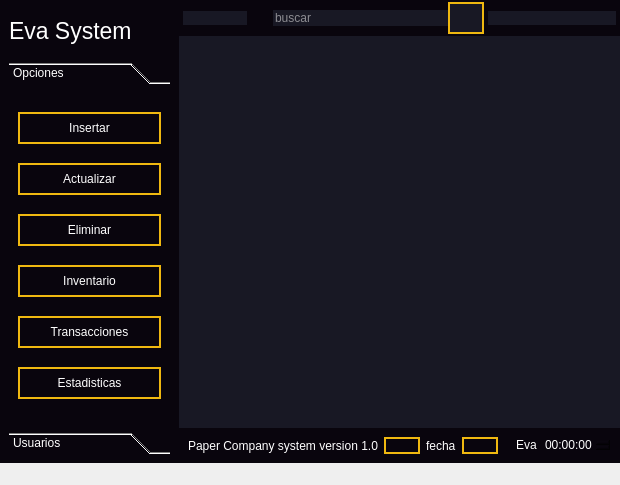
Above: ui/EvaSystem.ui from leonardo2322/Eva before the change. Below: the same form after it.
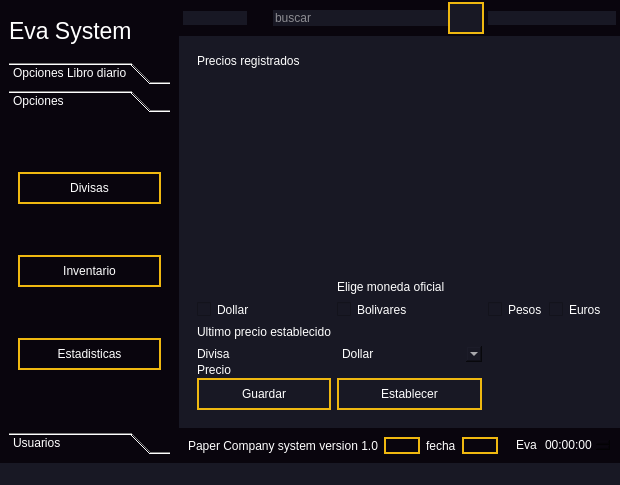
That is the form after the change. Icons and pictures are not drawn.

Commit message: funcionando eliminacion en conjunto colores y palabras en balance todo encaminado

The edit to the form file:
```diff
--- a/ui/EvaSystem.ui
+++ b/ui/EvaSystem.ui
@@ -17,9 +17,10 @@
    <string/>
   </property>
   <property name="styleSheet">
-   <string notr="true">*{
-	border:none;
-}
+   <string notr="true">background-color: rgb(24,24,36);
+border:none;
+
+
 </string>
   </property>
   <property name="iconSize">
@@ -161,7 +162,7 @@
 }</string>
             </property>
             <property name="currentIndex">
-             <number>0</number>
+             <number>1</number>
             </property>
             <widget class="QWidget" name="page1Options">
              <property name="geometry">
@@ -169,7 +170,7 @@
                <x>0</x>
                <y>0</y>
                <width>192</width>
-               <height>296</height>
+               <height>269</height>
               </rect>
              </property>
              <attribute name="icon">
@@ -177,7 +178,7 @@
                <normaloff>:/icons/chevron-down.svg</normaloff>:/icons/chevron-down.svg</iconset>
              </attribute>
              <attribute name="label">
-              <string>Opciones</string>
+              <string>Opciones Libro diario</string>
              </attribute>
              <layout class="QVBoxLayout" name="verticalLayout_4">
               <item>
@@ -216,13 +217,6 @@
                 </property>
                </widget>
               </item>
-              <item>
-               <widget class="QPushButton" name="btn_todo">
-                <property name="text">
-                 <string>Inventario</string>
-                </property>
-               </widget>
-              </item>
               <item>
                <widget class="QPushButton" name="btn_trans">
                 <property name="text">
@@ -230,6 +224,27 @@
                 </property>
                </widget>
               </item>
+             </layout>
+            </widget>
+            <widget class="QWidget" name="page">
+             <attribute name="label">
+              <string>Opciones</string>
+             </attribute>
+             <layout class="QVBoxLayout" name="verticalLayout_12">
+              <item>
+               <widget class="QPushButton" name="btnStk_divisas">
+                <property name="text">
+                 <string>Divisas</string>
+                </property>
+               </widget>
+              </item>
+              <item>
+               <widget class="QPushButton" name="btn_Inventary">
+                <property name="text">
+                 <string>Inventario</string>
+                </property>
+               </widget>
+              </item>
               <item>
                <widget class="QPushButton" name="btn_estadistics">
                 <property name="text">
@@ -665,7 +680,7 @@
 }</string>
             </property>
             <property name="currentIndex">
-             <number>3</number>
+             <number>4</number>
             </property>
             <widget class="QWidget" name="stk_Gastos">
              <layout class="QVBoxLayout" name="verticalLayout_26">
@@ -1191,6 +1206,192 @@
               </item>
              </layout>
             </widget>
+            <widget class="QWidget" name="stk_Divisas">
+             <layout class="QVBoxLayout" name="verticalLayout_16">
+              <item>
+               <widget class="QLabel" name="label_9">
+                <property name="text">
+                 <string>Precios registrados</string>
+                </property>
+               </widget>
+              </item>
+              <item>
+               <widget class="QTableWidget" name="tableWidget"/>
+              </item>
+              <item>
+               <widget class="QScrollArea" name="scrollArea_5">
+                <property name="widgetResizable">
+                 <bool>true</bool>
+                </property>
+                <widget class="QWidget" name="scrollAreaWidgetContents_4">
+                 <property name="geometry">
+                  <rect>
+                   <x>0</x>
+                   <y>0</y>
+                   <width>350</width>
+                   <height>142</height>
+                  </rect>
+                 </property>
+                 <layout class="QVBoxLayout" name="verticalLayout_17">
+                  <property name="spacing">
+                   <number>0</number>
+                  </property>
+                  <property name="leftMargin">
+                   <number>0</number>
+                  </property>
+                  <property name="topMargin">
+                   <number>0</number>
+                  </property>
+                  <property name="rightMargin">
+                   <number>0</number>
+                  </property>
+                  <property name="bottomMargin">
+                   <number>0</number>
+                  </property>
+                  <item>
+                   <widget class="QFrame" name="frame_2">
+                    <property name="frameShape">
+                     <enum>QFrame::StyledPanel</enum>
+                    </property>
+                    <property name="frameShadow">
+                     <enum>QFrame::Raised</enum>
+                    </property>
+                    <layout class="QVBoxLayout" name="verticalLayout_18">
+                     <property name="spacing">
+                      <number>0</number>
+                     </property>
+                     <property name="leftMargin">
+                      <number>0</number>
+                     </property>
+                     <property name="topMargin">
+                      <number>0</number>
+                     </property>
+                     <property name="rightMargin">
+                      <number>0</number>
+                     </property>
+                     <property name="bottomMargin">
+                      <number>0</number>
+                     </property>
+                     <item>
+                      <layout class="QGridLayout" name="gridLayout_2">
+                       <property name="horizontalSpacing">
+                        <number>6</number>
+                       </property>
+                       <item row="2" column="2">
+                        <widget class="QCheckBox" name="checkBox_3">
+                         <property name="text">
+                          <string>Pesos</string>
+                         </property>
+                        </widget>
+                       </item>
+                       <item row="3" column="0">
+                        <widget class="QLabel" name="label_8">
+                         <property name="text">
+                          <string>Ultimo precio establecido</string>
+                         </property>
+                        </widget>
+                       </item>
+                       <item row="6" column="0">
+                        <widget class="QPushButton" name="pushButton">
+                         <property name="text">
+                          <string>Guardar</string>
+                         </property>
+                        </widget>
+                       </item>
+                       <item row="3" column="1">
+                        <widget class="QLabel" name="label_10">
+                         <property name="text">
+                          <string/>
+                         </property>
+                        </widget>
+                       </item>
+                       <item row="2" column="0">
+                        <widget class="QCheckBox" name="checkBox">
+                         <property name="text">
+                          <string>Dollar</string>
+                         </property>
+                        </widget>
+                       </item>
+                       <item row="2" column="1">
+                        <widget class="QCheckBox" name="checkBox_2">
+                         <property name="text">
+                          <string>Bolivares</string>
+                         </property>
+                        </widget>
+                       </item>
+                       <item row="1" column="1">
+                        <widget class="QLabel" name="label_11">
+                         <property name="text">
+                          <string>Elige moneda oficial</string>
+                         </property>
+                        </widget>
+                       </item>
+                       <item row="4" column="0">
+                        <widget class="QLabel" name="label_6">
+                         <property name="text">
+                          <string>Divisa</string>
+                         </property>
+                        </widget>
+                       </item>
+                       <item row="5" column="0">
+                        <widget class="QLabel" name="label_7">
+                         <property name="text">
+                          <string>Precio</string>
+                         </property>
+                        </widget>
+                       </item>
+                       <item row="5" column="1">
+                        <widget class="QLineEdit" name="lineEdit"/>
+                       </item>
+                       <item row="4" column="1">
+                        <widget class="QComboBox" name="comboBox">
+                         <item>
+                          <property name="text">
+                           <string>Dollar</string>
+                          </property>
+                         </item>
+                         <item>
+                          <property name="text">
+                           <string>Pesos</string>
+                          </property>
+                         </item>
+                         <item>
+                          <property name="text">
+                           <string>Bolivares</string>
+                          </property>
+                         </item>
+                         <item>
+                          <property name="text">
+                           <string>Euros</string>
+                          </property>
+                         </item>
+                        </widget>
+                       </item>
+                       <item row="2" column="3">
+                        <widget class="QCheckBox" name="checkBox_4">
+                         <property name="text">
+                          <string>Euros</string>
+                         </property>
+                        </widget>
+                       </item>
+                       <item row="6" column="1">
+                        <widget class="QPushButton" name="pushButton_2">
+                         <property name="text">
+                          <string>Establecer</string>
+                         </property>
+                        </widget>
+                       </item>
+                      </layout>
+                     </item>
+                    </layout>
+                   </widget>
+                  </item>
+                 </layout>
+                </widget>
+               </widget>
+              </item>
+             </layout>
+            </widget>
            </widget>
           </item>
          </layout>
```
Left out of the diff: 17 changed lines with no effect on the pictures. The commit also changes 22 other files.
